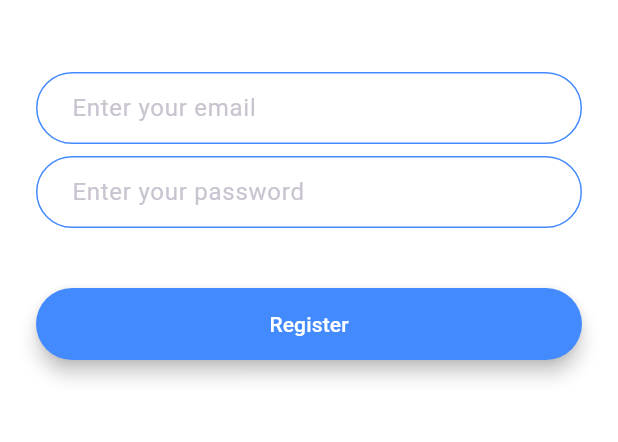
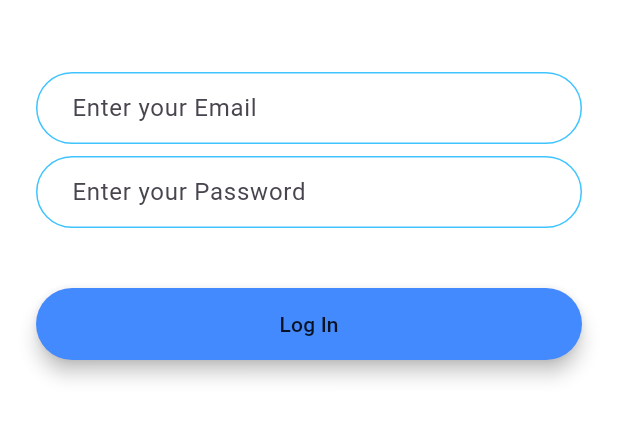
Before and after one commit to sakthi811/flutter_chat_app, a Flutter app: the RegistrationScreen screen opened by its route, on a phone screen of 412 x 824 dp, the part 576-1018 px from its top. Run offline on Flutter 3.47's test engine with Material 3 defaults, Android fonts, the phone set to English and light mode, and no system bars; our stand-ins replace animated_text_kit.

```diff
--- a/lib/constants.dart
+++ b/lib/constants.dart
@@ -17,3 +17,18 @@ const kMessageContainerDecoration = BoxDecoration(
     top: BorderSide(color: Colors.lightBlueAccent, width: 2.0),
   ),
 );
+
+const kTextFieldDecoration = InputDecoration(
+  contentPadding: EdgeInsets.symmetric(vertical: 10.0, horizontal: 20.0),
+  border: OutlineInputBorder(
+    borderRadius: BorderRadius.all(Radius.circular(32.0)),
+  ),
+  enabledBorder: OutlineInputBorder(
+    borderSide: BorderSide(color: Colors.lightBlueAccent, width: 1.0),
+    borderRadius: BorderRadius.all(Radius.circular(32.0)),
+  ),
+  focusedBorder: OutlineInputBorder(
+    borderSide: BorderSide(color: Colors.lightBlueAccent, width: 2.0),
+    borderRadius: BorderRadius.all(Radius.circular(32.0)),
+  ),
+);
--- a/lib/main.dart
+++ b/lib/main.dart
@@ -2,7 +2,7 @@ import 'package:flutter/material.dart';
 import 'package:flutter_flash_chat/screens/chat_screen.dart';
 import 'package:flutter_flash_chat/screens/login_screen.dart';
 import 'package:flutter_flash_chat/screens/registration_screen.dart';
-import 'package:flutter_flash_chat/welcome_screen.dart';
+import 'package:flutter_flash_chat/screens/welcome_screen.dart';
 
 void main() {
   runApp(const MyApp());
@@ -16,10 +16,6 @@ class MyApp extends StatelessWidget {
   Widget build(BuildContext context) {
     return MaterialApp(
         title: 'Flutter Demo',
-        theme: ThemeData.dark().copyWith(
-            textTheme: const TextTheme(
-          bodyLarge: TextStyle(color: Colors.black54),
-        )),
         initialRoute: WelcomeScreen.id,
         routes: {
           WelcomeScreen.id: (context) => WelcomeScreen(),
--- a/lib/screens/registration_screen.dart
+++ b/lib/screens/registration_screen.dart
@@ -1,4 +1,7 @@
 import 'package:flutter/material.dart';
+import 'package:flutter_flash_chat/constants.dart';
+
+import '../widgets/rounded_button.dart';
 
 class RegistrationScreen extends StatefulWidget {
   static String id = 'registration_screen';
@@ -18,9 +21,12 @@ class _RegistrationScreenState extends State<RegistrationScreen> {
           mainAxisAlignment: MainAxisAlignment.center,
           crossAxisAlignment: CrossAxisAlignment.stretch,
           children: <Widget>[
-            Container(
+            Hero(
+              tag: 'logo',
+              child: Container(
                 height: 200.0,
                 child: Image.asset('images/logo.png'),
+              ),
             ),
             SizedBox(
               height: 48.0,
@@ -29,23 +35,8 @@ class _RegistrationScreenState extends State<RegistrationScreen> {
                 onChanged: (value) {
                   //Do something with the user input.
                 },
-              decoration: InputDecoration(
-                hintText: 'Enter your email',
-                contentPadding:
-                    EdgeInsets.symmetric(vertical: 10.0, horizontal: 20.0),
-                border: OutlineInputBorder(
-                  borderRadius: BorderRadius.all(Radius.circular(32.0)),
-                ),
-                enabledBorder: OutlineInputBorder(
-                  borderSide: BorderSide(color: Colors.blueAccent, width: 1.0),
-                  borderRadius: BorderRadius.all(Radius.circular(32.0)),
-                ),
-                focusedBorder: OutlineInputBorder(
-                  borderSide: BorderSide(color: Colors.blueAccent, width: 2.0),
-                  borderRadius: BorderRadius.all(Radius.circular(32.0)),
-                ),
-              ),
-            ),
+                decoration: kTextFieldDecoration.copyWith(
+                    hintText: 'Enter your Email')),
             SizedBox(
               height: 8.0,
             ),
@@ -53,45 +44,16 @@ class _RegistrationScreenState extends State<RegistrationScreen> {
                 onChanged: (value) {
                   //Do something with the user input.
                 },
-              decoration: InputDecoration(
-                hintText: 'Enter your password',
-                contentPadding:
-                    EdgeInsets.symmetric(vertical: 10.0, horizontal: 20.0),
-                border: OutlineInputBorder(
-                  borderRadius: BorderRadius.all(Radius.circular(32.0)),
-                ),
-                enabledBorder: OutlineInputBorder(
-                  borderSide: BorderSide(color: Colors.blueAccent, width: 1.0),
-                  borderRadius: BorderRadius.all(Radius.circular(32.0)),
-                ),
-                focusedBorder: OutlineInputBorder(
-                  borderSide: BorderSide(color: Colors.blueAccent, width: 2.0),
-                  borderRadius: BorderRadius.all(Radius.circular(32.0)),
-                ),
-              ),
-            ),
+                decoration: kTextFieldDecoration.copyWith(
+                    hintText: 'Enter your Password')),
             SizedBox(
               height: 24.0,
             ),
-            Padding(
-              padding: EdgeInsets.symmetric(vertical: 16.0),
-              child: Material(
-                color: Colors.blueAccent,
-                borderRadius: BorderRadius.all(Radius.circular(30.0)),
-                elevation: 5.0,
-                child: MaterialButton(
-                  onPressed: () {
-                    //Implement registration functionality.
-                  },
-                  minWidth: 200.0,
-                  height: 42.0,
-                  child: Text(
-                    'Register',
-                    style: TextStyle(color: Colors.white),
-                  ),
-                ),
-              ),
-            ),
+            RoundedButton(
+              buttonColor: Colors.blueAccent,
+              buttonTitle: 'Log In',
+              onPressed: () {},
+            )
           ],
         ),
       ),
--- /dev/null
+++ b/lib/widgets/rounded_button.dart
@@ -0,0 +1,31 @@
+import 'package:flutter/material.dart';
+
+class RoundedButton extends StatelessWidget {
+  Color buttonColor;
+  String buttonTitle;
+  VoidCallback onPressed;
+
+  RoundedButton(
+      {required this.buttonColor,
+      required this.buttonTitle,
+      required this.onPressed});
+
+  @override
+  Widget build(BuildContext context) {
+    return Padding(
+        padding: EdgeInsets.symmetric(vertical: 16.0),
+        child: Material(
+          color: buttonColor,
+          borderRadius: BorderRadius.circular(30.0),
+          elevation: 5.0,
+          child: MaterialButton(
+            onPressed: () {
+              onPressed;
+            },
+            minWidth: 200.0,
+            height: 42.0,
+            child: Text(buttonTitle),
+          ),
+        ));
+  }
+}
--- a/pubspec.yaml
+++ b/pubspec.yaml
@@ -14,6 +14,7 @@ dependencies:
     sdk: flutter
 
   cupertino_icons: ^1.0.6
+  animated_text_kit: ^4.2.2
 
 dev_dependencies:
   flutter_test:
```
Also changed, not shown: lib/screens/login_screen.dart (+17 -57 lines), lib/screens/welcome_screen.dart (added, +97 -0 lines), lib/welcome_screen.dart (deleted, +0 -79 lines). Lines whose indentation alone changed are shown as unchanged.
